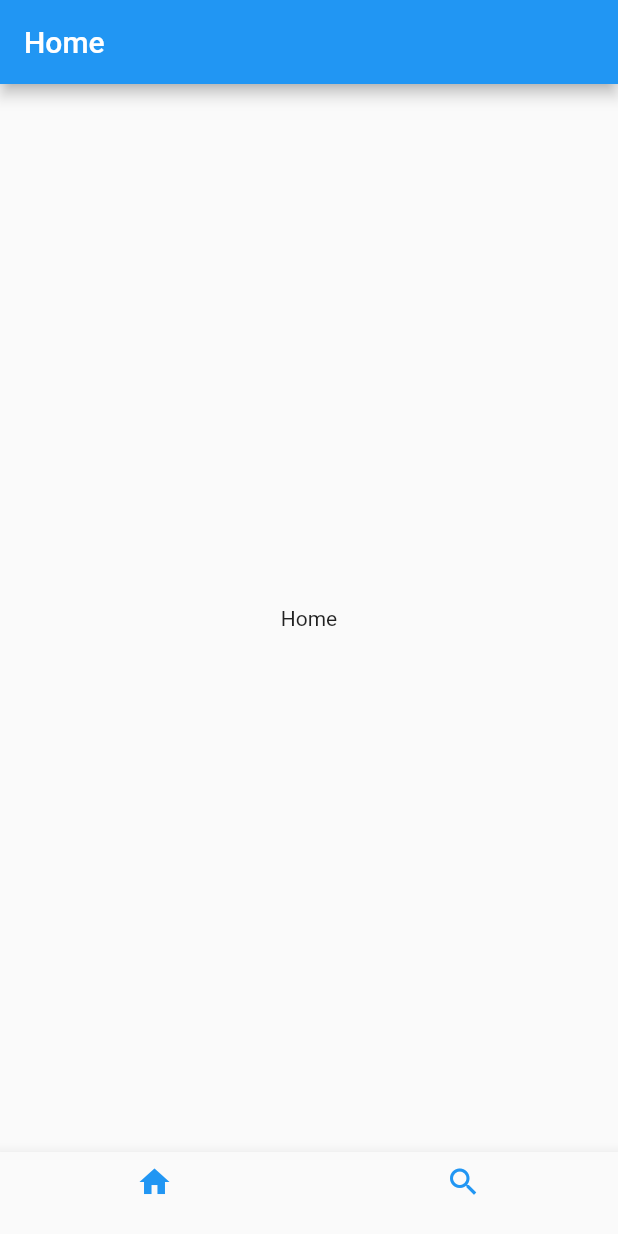
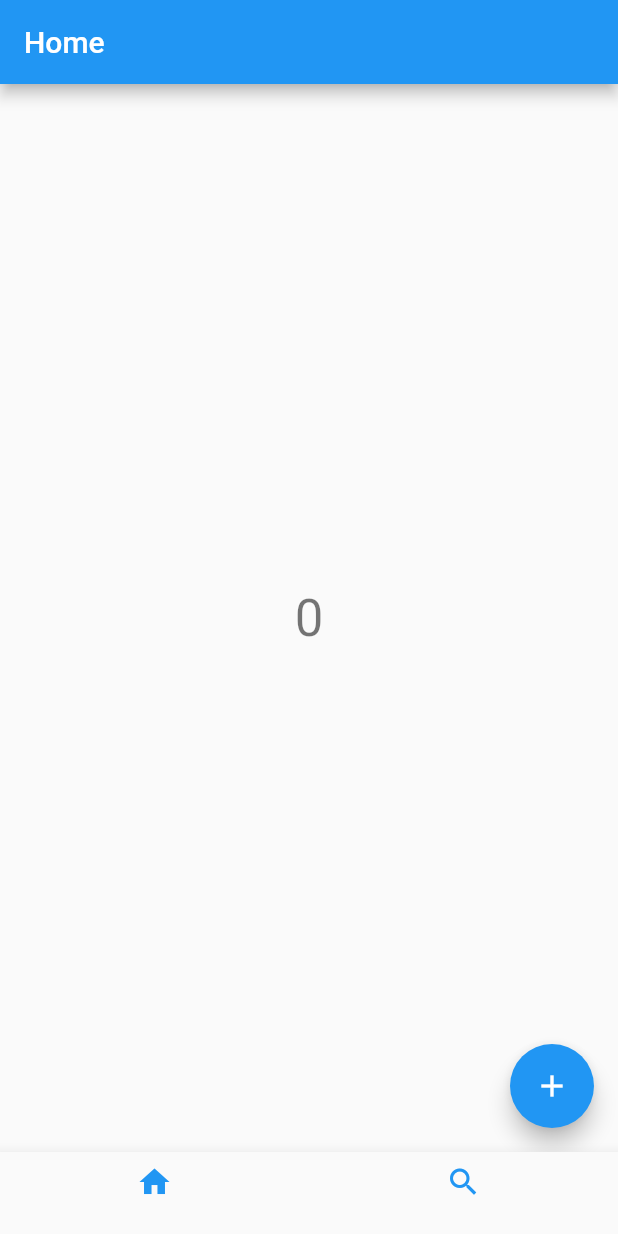
Before and after one commit to Yoshida0129/study_flutter, a Flutter app: the screen it shows after launch, on a phone screen of 412 x 824 dp. Run offline on Flutter 3.47's test engine with Material 2 defaults, Android fonts, the phone set to English and light mode, and no system bars.

Commit message:
Add counter action

```diff
--- a/lib/home.dart
+++ b/lib/home.dart
@@ -6,6 +6,12 @@ class Home extends StatefulWidget {
 }
 
 class _HomeState extends State<Home> {
+  int _counter = 0;
+  void _increase(){
+    setState(() {
+      _counter++;
+    });
+  }
   @override
   Widget build(BuildContext context){
     return Scaffold(
@@ -13,8 +19,20 @@ class _HomeState extends State<Home> {
         title: Text('Home')
       ),
       body: Center(
-        child: Text('Home')
-      )
+        child: Column(
+          mainAxisAlignment: MainAxisAlignment.center,
+          children: <Widget>[
+            Text(
+              '$_counter',
+              style: Theme.of(context).textTheme.display1
+            ),
+          ]
+        )
+      ),
+      floatingActionButton: FloatingActionButton(
+        onPressed: _increase,
+        child: Icon(Icons.add)
+      ),
     );
   }
 }
--- a/lib/main.dart
+++ b/lib/main.dart
@@ -26,6 +26,7 @@ class MyHomePage extends StatefulWidget {
 
 class _MyHomePageState extends State<MyHomePage> {
   int currentIndex = 0;
+
   List _navigationList = [
     Home(),
     Search()
```
